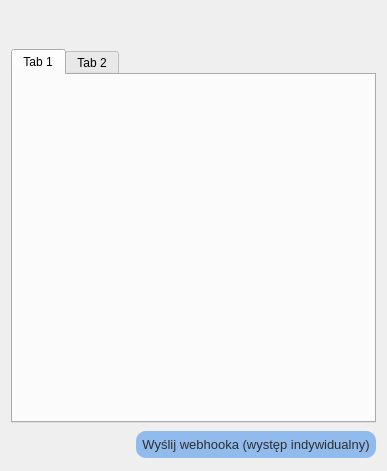
The window that source/UI/Competition/JumperCompetitionResultsWidget.ui (SiekamCebule/sj-sim) describes before a commit, drawn with Qt 5.
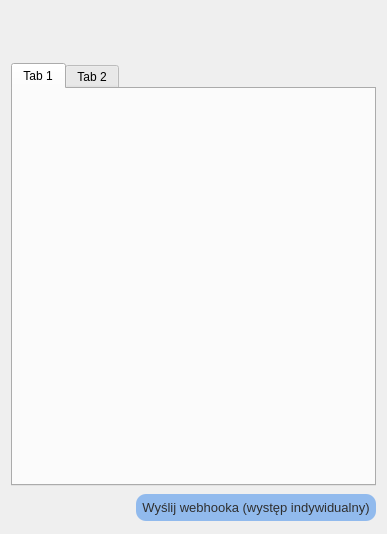
The same window after the commit.

What changed in the file:
```diff
--- a/source/UI/Competition/JumperCompetitionResultsWidget.ui
+++ b/source/UI/Competition/JumperCompetitionResultsWidget.ui
@@ -7,7 +7,7 @@
     <x>0</x>
     <y>0</y>
     <width>387</width>
-    <height>471</height>
+    <height>534</height>
    </rect>
   </property>
   <property name="sizePolicy">
@@ -38,6 +38,28 @@
        </property>
       </spacer>
      </item>
+     <item>
+      <widget class="QLabel" name="label_img">
+       <property name="minimumSize">
+        <size>
+         <width>38</width>
+         <height>46</height>
+        </size>
+       </property>
+       <property name="maximumSize">
+        <size>
+         <width>38</width>
+         <height>46</height>
+        </size>
+       </property>
+       <property name="text">
+        <string/>
+       </property>
+       <property name="alignment">
+        <set>Qt::AlignCenter</set>
+       </property>
+      </widget>
+     </item>
      <item>
       <layout class="QHBoxLayout" name="horizontalLayout_nameSurnameAndFlag">
        <item>
```
